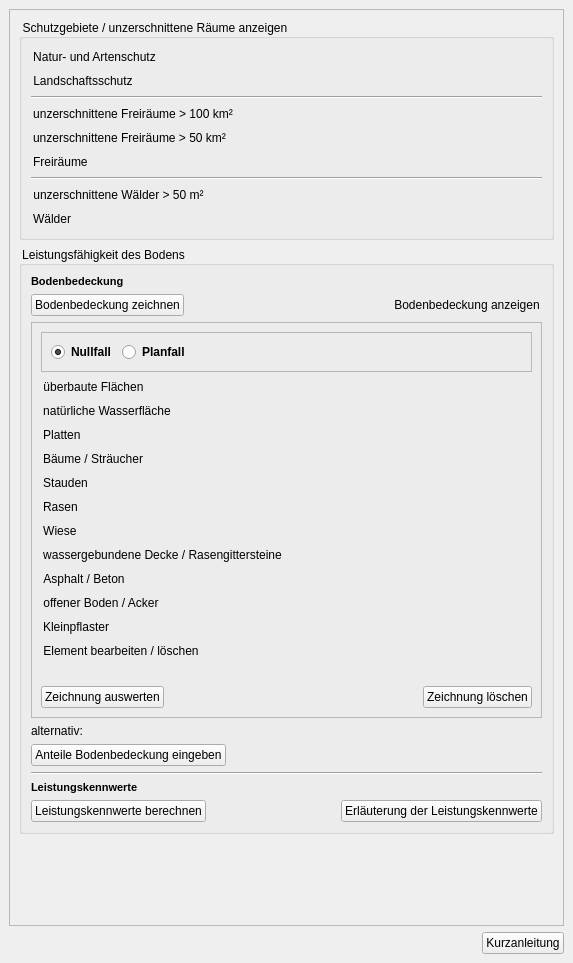
projektcheck/ProjektCheck-QGIS, file projektcheck/ui/ProjektCheck_dockwidget_analysis_04-Oeko.ui: the form before one commit.
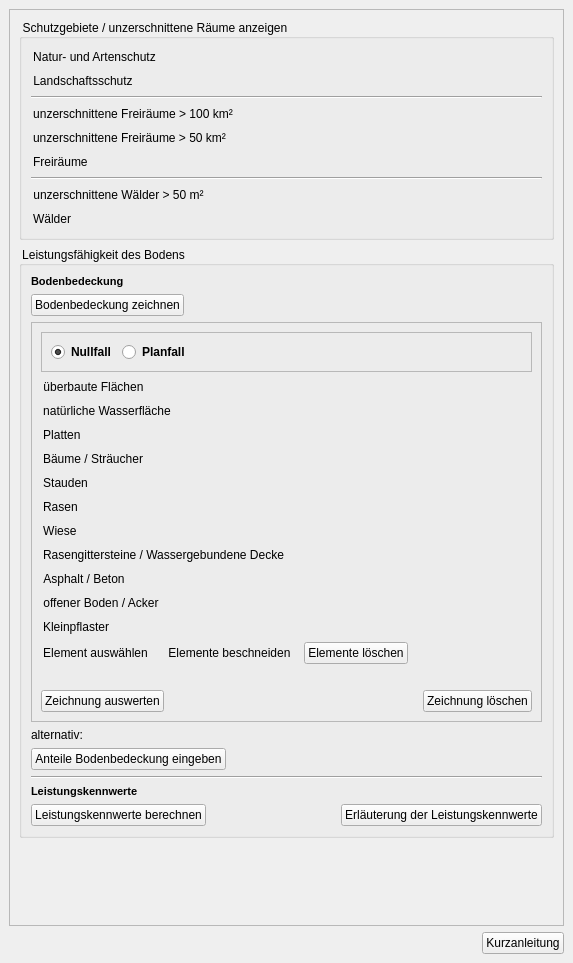
The form after the commit. Icons and pictures are not drawn. Custom widgets are drawn as their Qt base class.

Commit message: ecology - functionality select/remove drawn elements; new cut element button and functionality

The edit to the form file:
```diff
--- a/projektcheck/ui/ProjektCheck_dockwidget_analysis_04-Oeko.ui
+++ b/projektcheck/ui/ProjektCheck_dockwidget_analysis_04-Oeko.ui
@@ -68,7 +68,7 @@
          <x>0</x>
          <y>0</y>
          <width>546</width>
-         <height>931</height>
+         <height>925</height>
         </rect>
        </property>
        <layout class="QVBoxLayout" name="verticalLayout_7">
@@ -396,42 +396,6 @@
                </property>
               </spacer>
              </item>
-             <item>
-              <widget class="QPushButton" name="pushButton_10">
-               <property name="sizePolicy">
-                <sizepolicy hsizetype="Fixed" vsizetype="Fixed">
-                 <horstretch>0</horstretch>
-                 <verstretch>0</verstretch>
-                </sizepolicy>
-               </property>
-               <property name="cursor">
-                <cursorShape>PointingHandCursor</cursorShape>
-               </property>
-               <property name="layoutDirection">
-                <enum>Qt::RightToLeft</enum>
-               </property>
-               <property name="text">
-                <string>Bodenbedeckung anzeigen</string>
-               </property>
-               <property name="icon">
-                <iconset>
-                 <normaloff>../../images/iconset_mob/20190619_iconset_mob_visible_3.png</normaloff>
-                 <normalon>../../images/iconset_mob/20190619_iconset_mob_visible_2.png</normalon>../../images/iconset_mob/20190619_iconset_mob_visible_3.png</iconset>
-               </property>
-               <property name="iconSize">
-                <size>
-                 <width>24</width>
-                 <height>24</height>
-                </size>
-               </property>
-               <property name="checkable">
-                <bool>true</bool>
-               </property>
-               <property name="flat">
-                <bool>true</bool>
-               </property>
-              </widget>
-             </item>
             </layout>
            </item>
            <item>
@@ -801,7 +765,7 @@
                  <cursorShape>PointingHandCursor</cursorShape>
                 </property>
                 <property name="text">
-                 <string>wassergebundene Decke / Rasengittersteine</string>
+                 <string>Rasengittersteine / Wassergebundene Decke</string>
                 </property>
                 <property name="icon">
                  <iconset>
@@ -934,7 +898,9 @@
                </widget>
               </item>
               <item>
-               <widget class="QPushButton" name="remove_element_button">
+               <layout class="QHBoxLayout" name="horizontalLayout">
+                <item>
+                 <widget class="QPushButton" name="select_element_button">
                 <property name="sizePolicy">
                  <sizepolicy hsizetype="Fixed" vsizetype="Fixed">
                   <horstretch>0</horstretch>
@@ -945,7 +911,59 @@
                  <cursorShape>PointingHandCursor</cursorShape>
                 </property>
                 <property name="text">
-                 <string>Element bearbeiten / löschen</string>
+                   <string>Element auswählen</string>
+                  </property>
+                  <property name="icon">
+                   <iconset>
+                    <normaloff>../../images/iconset_mob/20190619_iconset_mob_select_11.png</normaloff>
+                    <normalon>../../images/iconset_mob/20190619_iconset_mob_select_21.png</normalon>../../images/iconset_mob/20190619_iconset_mob_select_11.png</iconset>
+                  </property>
+                  <property name="iconSize">
+                   <size>
+                    <width>24</width>
+                    <height>24</height>
+                   </size>
+                  </property>
+                  <property name="checkable">
+                   <bool>true</bool>
+                  </property>
+                  <property name="autoExclusive">
+                   <bool>true</bool>
+                  </property>
+                  <property name="flat">
+                   <bool>true</bool>
+                  </property>
+                 </widget>
+                </item>
+                <item>
+                 <spacer name="horizontalSpacer_2">
+                  <property name="orientation">
+                   <enum>Qt::Horizontal</enum>
+                  </property>
+                  <property name="sizeType">
+                   <enum>QSizePolicy::Fixed</enum>
+                  </property>
+                  <property name="sizeHint" stdset="0">
+                   <size>
+                    <width>10</width>
+                    <height>20</height>
+                   </size>
+                  </property>
+                 </spacer>
+                </item>
+                <item>
+                 <widget class="QPushButton" name="cut_element_button">
+                  <property name="sizePolicy">
+                   <sizepolicy hsizetype="Fixed" vsizetype="Fixed">
+                    <horstretch>0</horstretch>
+                    <verstretch>0</verstretch>
+                   </sizepolicy>
+                  </property>
+                  <property name="cursor">
+                   <cursorShape>PointingHandCursor</cursorShape>
+                  </property>
+                  <property name="text">
+                   <string>Elemente beschneiden</string>
                 </property>
                 <property name="icon">
                  <iconset>
@@ -970,6 +988,49 @@
                </widget>
               </item>
               <item>
+                 <spacer name="horizontalSpacer_9">
+                  <property name="orientation">
+                   <enum>Qt::Horizontal</enum>
+                  </property>
+                  <property name="sizeType">
+                   <enum>QSizePolicy::Fixed</enum>
+                  </property>
+                  <property name="sizeHint" stdset="0">
+                   <size>
+                    <width>5</width>
+                    <height>20</height>
+                   </size>
+                  </property>
+                 </spacer>
+                </item>
+                <item>
+                 <widget class="QPushButton" name="remove_element_button">
+                  <property name="text">
+                   <string>Elemente löschen</string>
+                  </property>
+                  <property name="icon">
+                   <iconset>
+                    <normalon>../../images/iconset_mob/20190619_iconset_mob_delete_1.png</normalon>
+                   </iconset>
+                  </property>
+                 </widget>
+                </item>
+                <item>
+                 <spacer name="horizontalSpacer">
+                  <property name="orientation">
+                   <enum>Qt::Horizontal</enum>
+                  </property>
+                  <property name="sizeHint" stdset="0">
+                   <size>
+                    <width>40</width>
+                    <height>20</height>
+                   </size>
+                  </property>
+                 </spacer>
+                </item>
+               </layout>
+              </item>
+              <item>
                <spacer name="horizontalSpacer_7">
                 <property name="orientation">
                  <enum>Qt::Horizontal</enum>
```
Left out of the diff: 4 changed lines with no effect on the pictures. Lines whose indentation alone changed are shown as unchanged. The commit also changes 2 other files.
